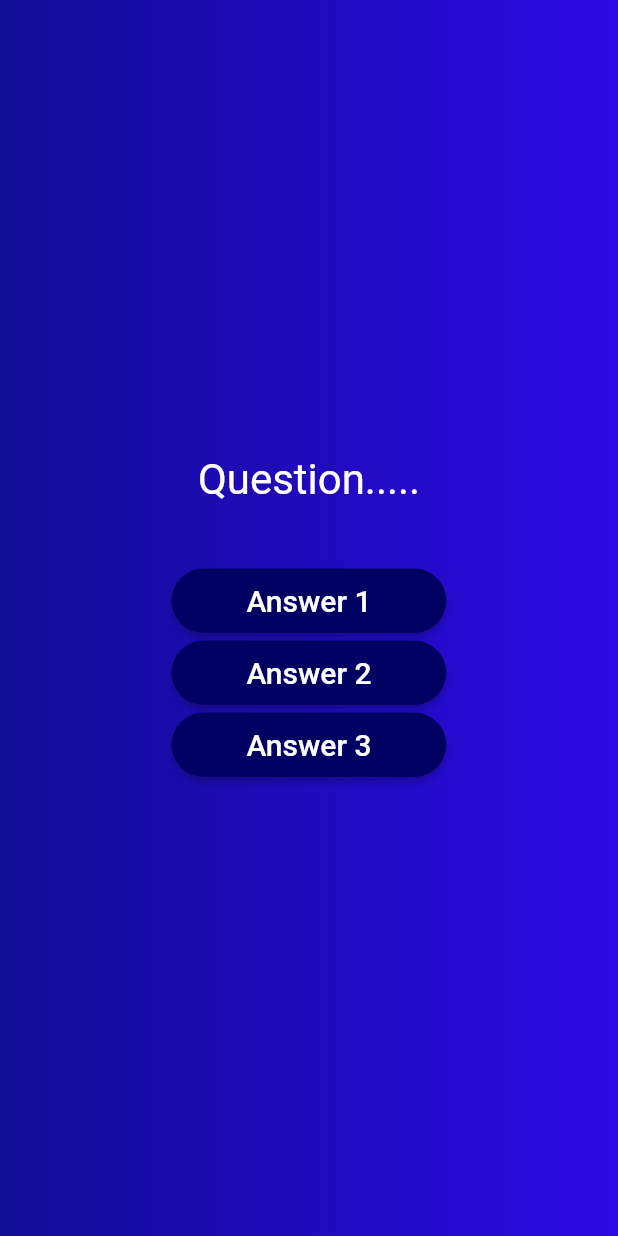
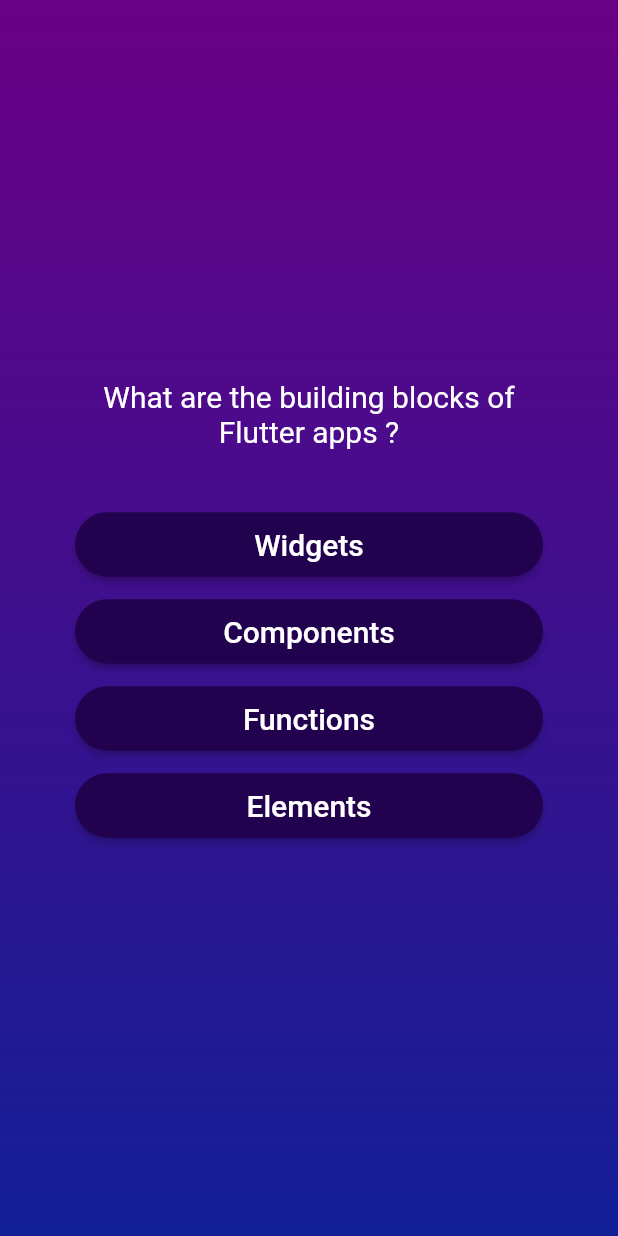
Before and after one commit to dhruvrjain/quiz_app, a Flutter app: the screen it shows after launch, after a tap on "Start Quiz", on a phone screen of 412 x 824 dp. Run offline on Flutter 3.47's test engine with Material 2 defaults, Android fonts, the phone set to English and light mode, and no system bars.

Commit message:
Applied List Spreading into Widgets

```diff
--- a/lib/answer_button.dart
+++ b/lib/answer_button.dart
@@ -9,7 +9,9 @@ class AnswerButton extends StatelessWidget {
 
   @override
   Widget build(BuildContext context) {
-    return ElevatedButton(
+    return Container(
+      margin: const EdgeInsets.only(bottom: 10),
+      child: ElevatedButton(
         style: ElevatedButton.styleFrom(
           padding: const EdgeInsets.symmetric(
             horizontal: 50,
@@ -18,13 +20,14 @@ class AnswerButton extends StatelessWidget {
           shape: RoundedRectangleBorder(
             borderRadius: BorderRadius.circular(40),
           ),
-        backgroundColor: const Color.fromARGB(255, 0, 0, 99),
+          backgroundColor: const Color.fromARGB(255, 34, 2, 78),
         ),
         onPressed: onTap,
         child: Text(
           answerText,
           style: const TextStyle(fontSize: 20),
         ),
+      ),
     );
   }
 }
--- a/lib/data/questions.dart
+++ b/lib/data/questions.dart
@@ -11,7 +11,7 @@ var questions = [
   ),
   const QuesAns(
     'Which of the following is the most demanding technology among professionals ?',
-    ['React', 'JavaScript', 'Flutter', 'TypeScript'],
+    ['React', 'JavaScript', 'Flutter'],
   ),
   const QuesAns(
     'Which is the most commonly used Data Structure ?',
@@ -19,10 +19,10 @@ var questions = [
   ),
   const QuesAns(
     'Which among the following languages has the simplest structure ?',
-    ['Python', 'Java', 'C++', 'Assembly'],
+    ['Python', 'Java', 'C++'],
   ),
   const QuesAns(
-    'Which among these is the best platform for networking professionally ?',
-    ['LinkedIn', 'Instagram', 'Facebook', 'Whatsapp'],
+    'State the trueness of the statement: "React does not support state management"',
+    ['False', 'True'],
   ),
 ];
--- a/lib/questions_screen.dart
+++ b/lib/questions_screen.dart
@@ -1,5 +1,6 @@
 import 'package:flutter/material.dart';
 import 'package:quiz_app/answer_button.dart';
+import 'package:quiz_app/data/questions.dart';
 
 class QuestionsScreen extends StatefulWidget {
   const QuestionsScreen({super.key});
@@ -12,33 +13,30 @@ class QuestionsScreen extends StatefulWidget {
 class _QuestionsScreenState extends State<QuestionsScreen> {
   @override
   Widget build(BuildContext context) {
+    final currentQues = questions[0];
     return Center(
+      child: Container(
+        padding: const EdgeInsets.all(50),
         child: Column(
           mainAxisSize: MainAxisSize.min,
+          crossAxisAlignment: CrossAxisAlignment.stretch,
           children: [
-          const Text(
-            "Question.....",
-            style: TextStyle(
+            Text(
+              currentQues.ques,
+              style: const TextStyle(
                 color: Colors.white,
-              fontSize: 28,
+                fontSize: 20,
               ),
+              textAlign: TextAlign.center,
             ),
             const SizedBox(
               height: 40,
             ),
-          AnswerButton(
-            answerText: "Answer 1",
-            onTap: () {},
+            ...currentQues.ans.map((e) {
+              return AnswerButton(answerText: e, onTap: () {});
+            }),
+          ],
         ),
-          AnswerButton(
-            answerText: "Answer 2",
-            onTap: () {},
-          ),
-          AnswerButton(
-            answerText: "Answer 3",
-            onTap: () {},
-          ),
-        ],
       ),
     );
   }
--- a/lib/quiz.dart
+++ b/lib/quiz.dart
@@ -25,9 +25,11 @@ class _QuizState extends State<Quiz> {
         body: Container(
           decoration: const BoxDecoration(
             gradient: LinearGradient(
+              begin: Alignment.topCenter,
+              end: Alignment.bottomCenter,
               colors: [
-                Color.fromARGB(255, 18, 13, 149),
-                Color.fromARGB(255, 45, 9, 228),
+                Color.fromARGB(255, 106, 0, 133),
+                Color.fromARGB(255, 18, 31, 151),
               ],
             ),
           ),
```
Lines whose indentation alone changed are shown as unchanged.
